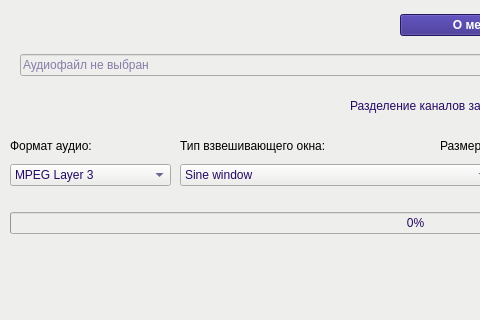
This is form/main.ui in oshkuk22/App_detect_frames_offset as Qt 5 draws it before an edit; both pictures show x 0 to 480 and y 0 to 320 of the 1024 by 815 pixel window. The edited form follows.
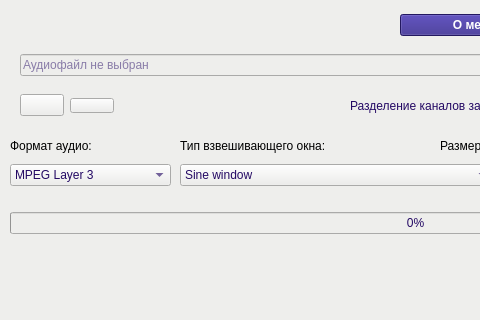
This is the edited form. Icons and pictures are not drawn.

Commit message: add play stop

Diff of the .ui file:
```diff
--- a/form/main.ui
+++ b/form/main.ui
@@ -529,6 +529,81 @@
     </item>
    </layout>
   </widget>
+  <widget class="QWidget" name="verticalLayoutWidget_17">
+   <property name="geometry">
+    <rect>
+     <x>70</x>
+     <y>90</y>
+     <width>44</width>
+     <height>31</height>
+    </rect>
+   </property>
+   <layout class="QVBoxLayout" name="verticalLayout_17">
+    <item>
+     <widget class="QPushButton" name="stop_audio">
+      <property name="font">
+       <font>
+        <pointsize>4</pointsize>
+       </font>
+      </property>
+      <property name="toolTip">
+       <string>Остановить воспроизведение</string>
+      </property>
+      <property name="statusTip">
+       <string>Стоп</string>
+      </property>
+      <property name="text">
+       <string/>
+      </property>
+      <property name="icon">
+       <iconset>
+        <normaloff>icons/stop_play.ico</normaloff>icons/stop_play.ico</iconset>
+      </property>
+      <property name="iconSize">
+       <size>
+        <width>16</width>
+        <height>16</height>
+       </size>
+      </property>
+     </widget>
+    </item>
+   </layout>
+  </widget>
+  <widget class="QWidget" name="verticalLayoutWidget_18">
+   <property name="geometry">
+    <rect>
+     <x>20</x>
+     <y>90</y>
+     <width>44</width>
+     <height>31</height>
+    </rect>
+   </property>
+   <layout class="QVBoxLayout" name="verticalLayout_18">
+    <item>
+     <widget class="QPushButton" name="play_audio">
+      <property name="toolTip">
+       <string>Воспроизвести файл</string>
+      </property>
+      <property name="statusTip">
+       <string>Воспроизвести</string>
+      </property>
+      <property name="text">
+       <string/>
+      </property>
+      <property name="icon">
+       <iconset>
+        <normaloff>icons/play.ico</normaloff>icons/play.ico</iconset>
+      </property>
+      <property name="iconSize">
+       <size>
+        <width>16</width>
+        <height>16</height>
+       </size>
+      </property>
+     </widget>
+    </item>
+   </layout>
+  </widget>
  </widget>
  <resources/>
  <connections/>
```
The commit also changes 4 other files.
